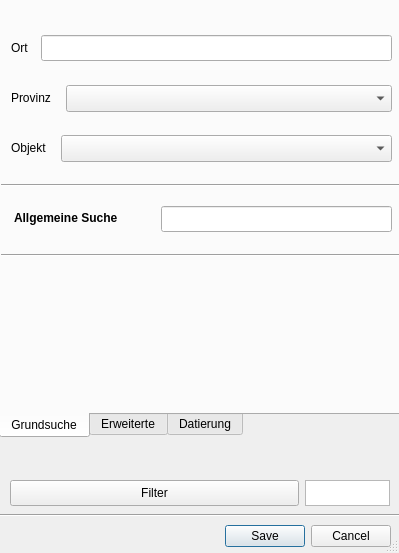
Old version of the form limes/Limes_dialog_base.ui in the repository MichalDycka/limes.
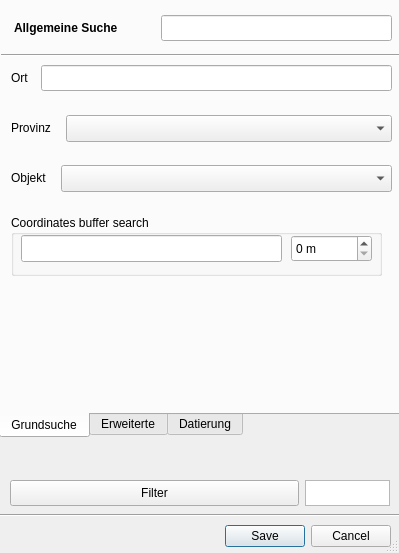
New version of the form. Icons and pictures are not drawn. Custom widgets are drawn as their Qt base class.

Commit message: Prepared coordinates filtering

```diff
--- a/limes/Limes_dialog_base.ui
+++ b/limes/Limes_dialog_base.ui
@@ -134,7 +134,7 @@
      <property name="geometry">
       <rect>
        <x>10</x>
-       <y>40</y>
+       <y>70</y>
        <width>41</width>
        <height>26</height>
       </rect>
@@ -150,7 +150,7 @@
      <property name="geometry">
       <rect>
        <x>40</x>
-       <y>40</y>
+       <y>70</y>
        <width>351</width>
        <height>26</height>
       </rect>
@@ -169,7 +169,7 @@
      <property name="geometry">
       <rect>
        <x>10</x>
-       <y>90</y>
+       <y>120</y>
        <width>111</width>
        <height>26</height>
       </rect>
@@ -185,7 +185,7 @@
      <property name="geometry">
       <rect>
        <x>65</x>
-       <y>90</y>
+       <y>120</y>
        <width>326</width>
        <height>27</height>
       </rect>
@@ -204,7 +204,7 @@
      <property name="geometry">
       <rect>
        <x>10</x>
-       <y>140</y>
+       <y>170</y>
        <width>61</width>
        <height>26</height>
       </rect>
@@ -220,7 +220,7 @@
      <property name="geometry">
       <rect>
        <x>60</x>
-       <y>140</y>
+       <y>170</y>
        <width>331</width>
        <height>27</height>
       </rect>
@@ -233,7 +233,7 @@
      <property name="geometry">
       <rect>
        <x>10</x>
-       <y>280</y>
+       <y>300</y>
        <width>381</width>
        <height>111</height>
       </rect>
@@ -258,11 +258,17 @@
      <property name="geometry">
       <rect>
        <x>13</x>
-       <y>210</y>
+       <y>20</y>
        <width>131</width>
        <height>26</height>
       </rect>
      </property>
+     <property name="maximumSize">
+      <size>
+       <width>16777215</width>
+       <height>16777214</height>
+      </size>
+     </property>
      <property name="font">
       <font>
        <weight>75</weight>
@@ -280,11 +286,17 @@
      <property name="geometry">
       <rect>
        <x>160</x>
-       <y>211</y>
+       <y>20</y>
        <width>231</width>
        <height>26</height>
       </rect>
      </property>
+     <property name="maximumSize">
+      <size>
+       <width>16777215</width>
+       <height>16777214</height>
+      </size>
+     </property>
      <property name="toolTip">
       <string>General Search</string>
      </property>
@@ -299,7 +311,7 @@
      <property name="geometry">
       <rect>
        <x>-10</x>
-       <y>180</y>
+       <y>50</y>
        <width>441</width>
        <height>20</height>
       </rect>
@@ -308,18 +320,56 @@
       <enum>Qt::Horizontal</enum>
      </property>
     </widget>
-    <widget class="Line" name="line_3">
+    <widget class="QGroupBox" name="groupBox_16">
      <property name="geometry">
       <rect>
-       <x>0</x>
-       <y>250</y>
-       <width>441</width>
-       <height>20</height>
+       <x>10</x>
+       <y>220</y>
+       <width>371</width>
+       <height>61</height>
       </rect>
      </property>
-     <property name="orientation">
-      <enum>Qt::Horizontal</enum>
+     <property name="title">
+      <string>Coordinates buffer search</string>
      </property>
+     <widget class="QSpinBox" name="spinBoxBufferSize">
+      <property name="geometry">
+       <rect>
+        <x>280</x>
+        <y>20</y>
+        <width>81</width>
+        <height>27</height>
+       </rect>
+      </property>
+      <property name="toolTip">
+       <string>Size of coordinates buffer</string>
+      </property>
+      <property name="suffix">
+       <string> m</string>
+      </property>
+      <property name="prefix">
+       <string/>
+      </property>
+      <property name="maximum">
+       <number>100000</number>
+      </property>
+     </widget>
+     <widget class="QgsFilterLineEdit" name="mLineEditCoordinates">
+      <property name="geometry">
+       <rect>
+        <x>10</x>
+        <y>20</y>
+        <width>261</width>
+        <height>27</height>
+       </rect>
+      </property>
+      <property name="toolTip">
+       <string>Coordinates input for buffer search</string>
+      </property>
+      <property name="qgisRelation" stdset="0">
+       <string notr="true"/>
+      </property>
+     </widget>
     </widget>
    </widget>
    <widget class="QWidget" name="advanced">
```
The commit also changes 5 other files.
